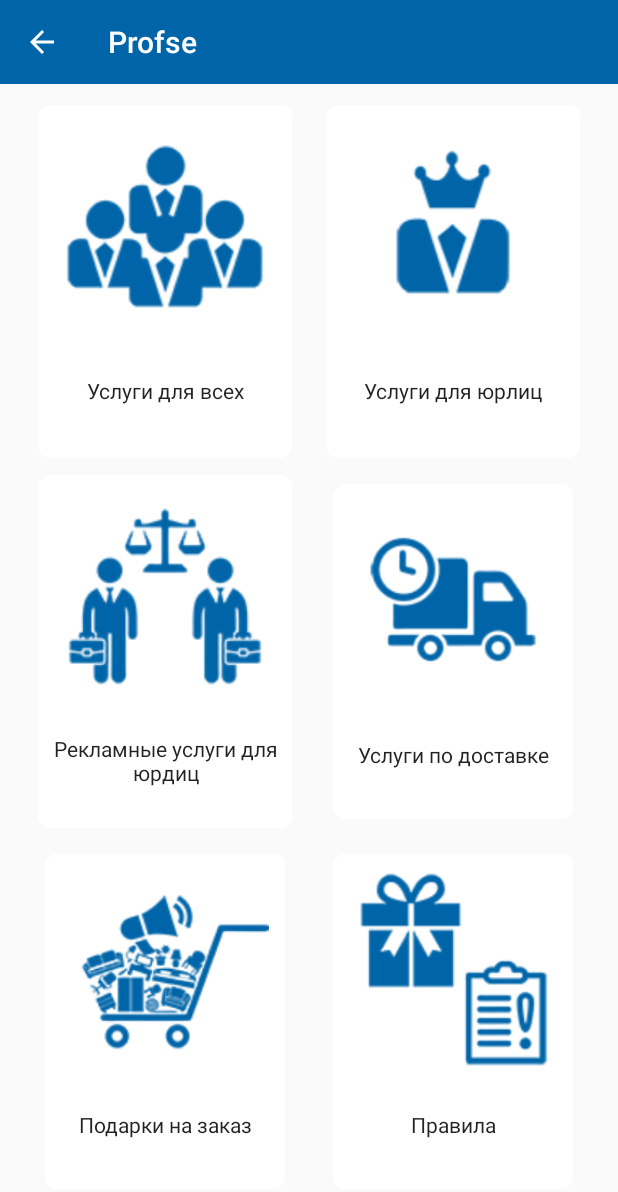
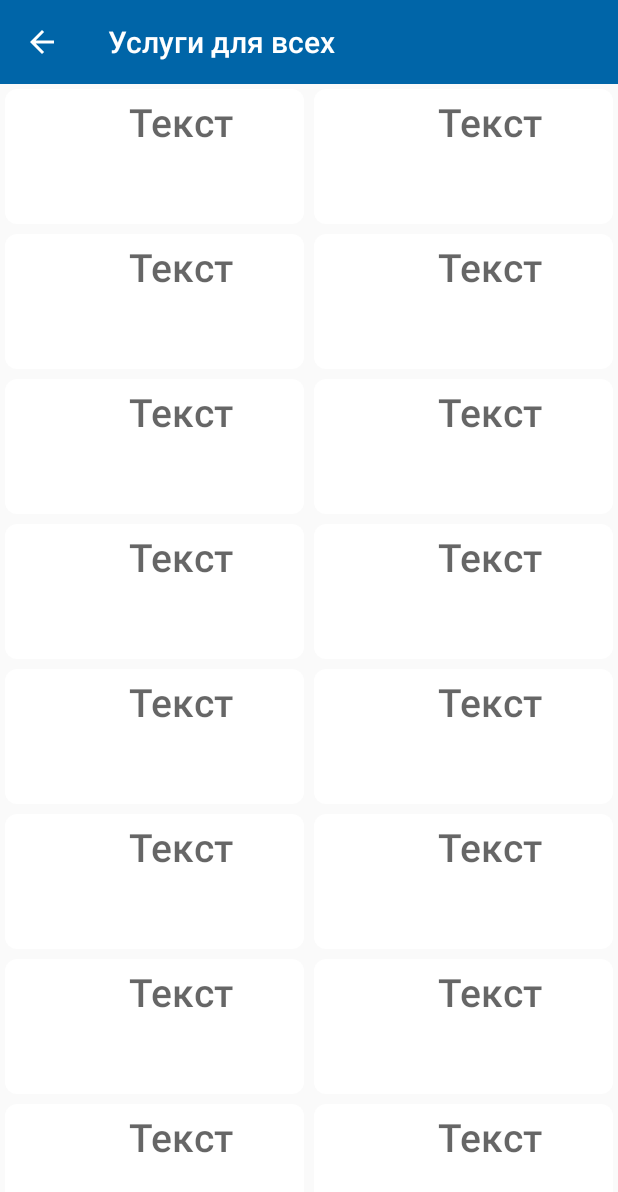
Before and after one commit to kenigteh/Profse, an Android app: the MainActivity screen opened directly, with no data from a screen before it, on a phone screen of 412 x 824 dp. Shown: the top 1192 px of the screen. Run offline under Robolectric (Android 15) with nearby library versions, the phone set to English and light mode, and no system bars; our stand-ins replace data binding; 1 statement that could not run was skipped.

Commit message:
Комит, который не работает Я тоже хочу не работать, но приходится

```diff
--- a/app/build.gradle
+++ b/app/build.gradle
@@ -1,6 +1,10 @@
 apply plugin: 'com.android.application'
 
 android {
+
+
+
+
     dataBinding {
         enabled = true
     }
@@ -14,6 +18,7 @@ android {
         testInstrumentationRunner "android.support.test.runner.AndroidJUnitRunner"
     }
     buildTypes {
+
         release {
             minifyEnabled false
             proguardFiles getDefaultProguardFile('proguard-android.txt'), 'proguard-rules.pro'
--- a/app/src/main/java/com/ivlup/profse/activity/MainActivity.java
+++ b/app/src/main/java/com/ivlup/profse/activity/MainActivity.java
@@ -20,6 +20,7 @@ import android.widget.FrameLayout;
 import android.widget.LinearLayout;
 import android.widget.TextView;
 
+import com.ivlup.profse.fragment.FragmentCategoryCards;
 import com.ivlup.profse.fragment.useful.FragmentMenu;
 import com.ivlup.profse.R;
 import com.ivlup.profse.backend.User;
@@ -43,7 +44,7 @@ public class MainActivity extends AppCompatActivity {
     public static FragmentTransaction ft;
     private       DatabaseHelper mDBHelper;
     private       SQLiteDatabase mDb;
-    private       Fragment FragmentMenu;
+    private       Fragment FragmentCategoryCards;
     private       DrawerLayout mDrawerLayout;
     public        FrameLayout frame;
 
@@ -107,8 +108,8 @@ public class MainActivity extends AppCompatActivity {
         if (savedInstanceState == null) {
             fm = getSupportFragmentManager();
             ft = fm.beginTransaction();
-                    FragmentMenu = new FragmentMenu();
-                    ft.add(R.id.fragment_container, FragmentMenu, "detail");
+                    FragmentCategoryCards = new FragmentCategoryCards();
+                    ft.add(R.id.fragment_container, FragmentCategoryCards, "detail");
                     ft.commit();
 
                    // ft.addToBackStack(null);
--- /dev/null
+++ b/app/src/main/java/com/ivlup/profse/fragment/FragmentCategoryCards.java
@@ -0,0 +1,47 @@
+package com.ivlup.profse.fragment;
+
+import android.os.Bundle;
+import android.support.v4.app.Fragment;
+import android.support.v7.widget.GridLayoutManager;
+import android.support.v7.widget.RecyclerView;
+import android.view.LayoutInflater;
+import android.view.View;
+import android.view.ViewGroup;
+
+import com.ivlup.profse.R;
+import com.ivlup.profse.activity.MainActivity;
+import com.ivlup.profse.fragment.useful.MyAdapter;
+
+import java.util.ArrayList;
+
+public class FragmentCategoryCards extends Fragment {
+    RecyclerView rvMain;
+    ArrayList<String> logos;
+
+
+    public void onResume(){
+        super.onResume();
+        ((MainActivity) getActivity())
+                .setActionBarTitle("Услуги для всех");
+    }
+
+    @Override
+    public View onCreateView(LayoutInflater inflater, ViewGroup container,
+                             Bundle savedInstanceState) {
+        // Inflate the layout for this fragment
+        return inflater.inflate(R.layout.category_cards, container, false);
+
+    }
+
+    @Override
+    public void onViewCreated(View view, Bundle savedInstanceState) {
+        // Setup any handles to view objects here
+        rvMain = (RecyclerView) view.findViewById(R.id.rvMain);
+
+
+        MyAdapter adapter = new MyAdapter(MainActivity.contractorCategories, logos);
+        rvMain.setLayoutManager(new GridLayoutManager(getContext(), 2));
+        rvMain.setAdapter(adapter);
+
+    }
+}
--- /dev/null
+++ b/app/src/main/java/com/ivlup/profse/fragment/useful/MyAdapter.java
@@ -0,0 +1,47 @@
+package com.ivlup.profse.fragment.useful;
+
+import android.graphics.Bitmap;
+import android.support.v7.widget.RecyclerView;
+import android.view.LayoutInflater;
+import android.view.View;
+import android.view.ViewGroup;
+import android.widget.Toast;
+
+import com.ivlup.profse.R;
+
+import java.util.ArrayList;
+
+public class MyAdapter extends RecyclerView.Adapter<MyViewHolder> {
+    ArrayList companyList;
+    ArrayList logoList;
+
+    public MyAdapter(ArrayList companyList, ArrayList logoList) {
+        this.companyList = companyList;
+        this.logoList = logoList;
+    }
+
+
+    @Override
+    public MyViewHolder onCreateViewHolder(ViewGroup parent, int viewType) {
+        View v = LayoutInflater.from(parent.getContext()).inflate(R.layout.item_clients, parent, false);
+        MyViewHolder viewHolder = new MyViewHolder(v);
+        return viewHolder;
+    }
+
+    @Override
+    public void onBindViewHolder(MyViewHolder holder, final int position) {
+        //holder.itemAvatar.setImageBitmap(logoList[position]);
+        holder.itemAvatar.setOnClickListener(new View.OnClickListener() {
+            @Override
+            public void onClick(View v) {
+                //Toast.makeText(ActivityMain.this, "This is: " + companyList[position], Toast.LENGTH_SHORT).show();
+            }
+        });
+       // holder.itemCategory.setText(companyList[position]);
+    }
+
+    @Override
+    public int getItemCount() {
+        return companyList.size();
+    }
+}
--- /dev/null
+++ b/app/src/main/java/com/ivlup/profse/fragment/useful/MyViewHolder.java
@@ -0,0 +1,19 @@
+package com.ivlup.profse.fragment.useful;
+
+import android.support.v7.widget.RecyclerView;
+import android.view.View;
+import android.widget.ImageView;
+import android.widget.TextView;
+
+import com.ivlup.profse.R;
+
+public class MyViewHolder extends RecyclerView.ViewHolder {
+    public ImageView itemAvatar;
+    public TextView  itemCategory;
+
+    public MyViewHolder(View itemView) {
+        super(itemView);
+        itemAvatar = (ImageView)itemView.findViewById(R.id.ivAvatar);
+        itemCategory = (TextView)itemView.findViewById(R.id.tvCategory);
+    }
+}
--- /dev/null
+++ b/app/src/main/res/layout/category_cards.xml
@@ -0,0 +1,14 @@
+<?xml version="1.0" encoding="utf-8"?>
+<LinearLayout xmlns:android="http://schemas.android.com/apk/res/android"
+    android:layout_width="match_parent"
+    android:layout_height="match_parent"
+    android:orientation="vertical"
+    xmlns:tools="http://schemas.android.com/tools"
+    tools:context=".activity.MainActivity">
+
+    <android.support.v7.widget.RecyclerView
+        android:id="@+id/rvMain"
+        android:layout_width="match_parent"
+        android:layout_height="wrap_content" />
+
+</LinearLayout>
--- a/app/src/main/res/layout/main_menu.xml
+++ b/app/src/main/res/layout/main_menu.xml
@@ -142,7 +142,7 @@
                 android:layout_weight="1"
                 android:layout_width="match_parent"
                 android:layout_height="0dp"
-                android:text="Рекламные услуги для юрдиц"/>
+                android:text="Рекламные услуги для юрлиц"/>
         </LinearLayout>
     </android.support.v7.widget.CardView>
     <!-- COLUMN 2 -->
```
Also changed, not shown: app/src/main/res/layout/category_item.xml (added, +45 -0 lines).
